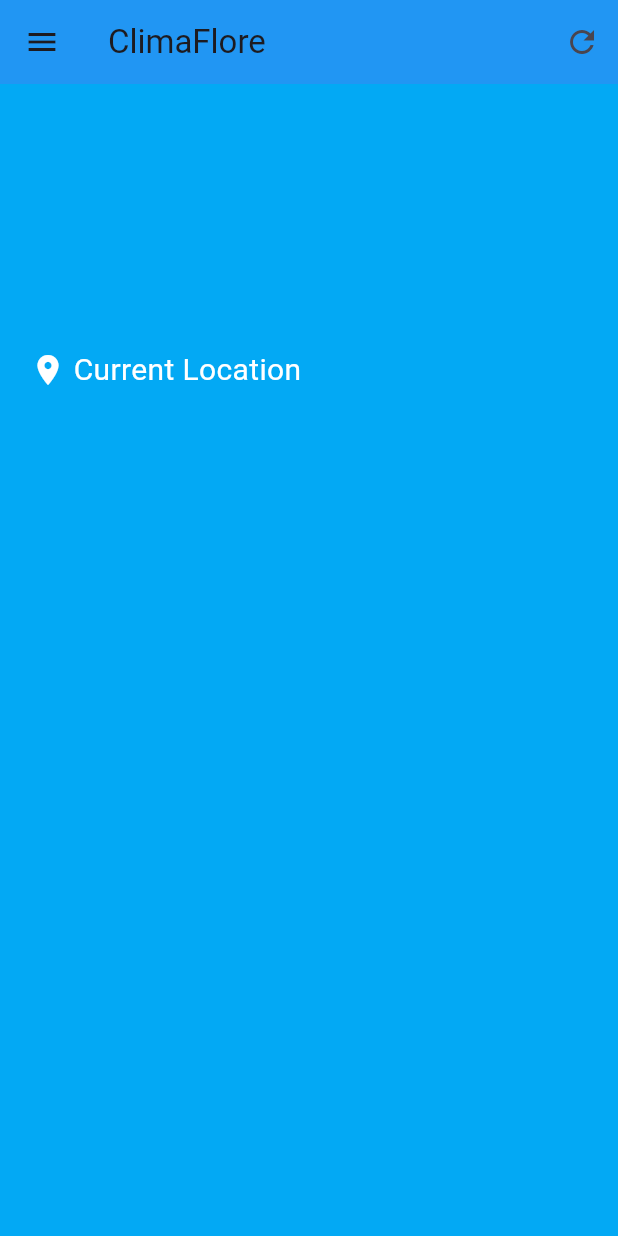
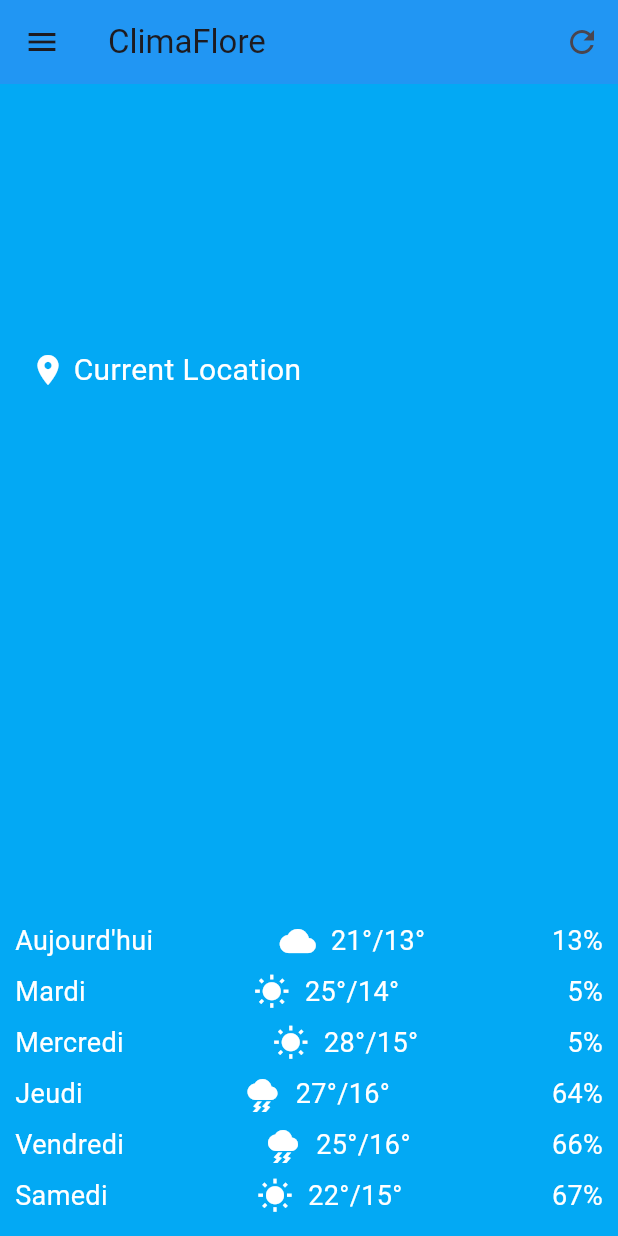
Before and after one commit to Climaflore/climaflore, a Flutter app: the WeatherHomeScreen screen opened directly, on a phone screen of 412 x 824 dp. Run offline on Flutter 3.47's test engine with Material 3 defaults, Android fonts, the light colour scheme and no system bars; our stand-ins replace geocoding, geolocator.

Commit message:
feat: Add weekly weather forecast to weather home page

```diff
--- a/lib/pages/weather/main.dart
+++ b/lib/pages/weather/main.dart
@@ -54,6 +54,17 @@ class HourlyWeather {
   }
 }
 
+class WeatherDay {
+  final String day;
+  final int maxTemp;
+  final int minTemp;
+  final int precipitation;
+  final IconData icon;
+
+  WeatherDay(
+      this.day, this.maxTemp, this.minTemp, this.precipitation, this.icon);
+}
+
 class WeatherHomeScreen extends StatefulWidget {
   const WeatherHomeScreen({super.key});
 
@@ -76,6 +87,14 @@ class WeatherData {
 
 class _WeatherHomeScreenState extends State<WeatherHomeScreen> {
   List<HourlyWeather> hourlyWeather = [];
+  List<WeatherDay> weeklyWeather = [
+    WeatherDay("Aujourd'hui", 21, 13, 13, Icons.cloud),
+    WeatherDay("Mardi", 25, 14, 5, Icons.wb_sunny),
+    WeatherDay("Mercredi", 28, 15, 5, Icons.wb_sunny),
+    WeatherDay("Jeudi", 27, 16, 64, Icons.thunderstorm),
+    WeatherDay("Vendredi", 25, 16, 66, Icons.thunderstorm),
+    WeatherDay("Samedi", 22, 15, 67, Icons.wb_sunny),
+  ];
 
   int? _temperature;
   int? _apparentTemperature;
@@ -416,6 +435,41 @@ class _WeatherHomeScreenState extends State<WeatherHomeScreen> {
                   },
                 ),
               ),
+              const SizedBox(height: 25),
+              // Weather forecast for the week
+              Column(
+                children: weeklyWeather.map((weatherDay) {
+                  return Padding(
+                    padding: const EdgeInsets.symmetric(vertical: 4.0),
+                    child: Row(
+                      mainAxisAlignment: MainAxisAlignment.spaceBetween,
+                      children: [
+                        Text(
+                          weatherDay.day,
+                          style: const TextStyle(
+                              fontSize: 18, color: Colors.white),
+                        ),
+                        Row(
+                          children: [
+                            Icon(weatherDay.icon, color: Colors.white),
+                            const SizedBox(width: 10),
+                            Text(
+                              '${weatherDay.maxTemp}°/${weatherDay.minTemp}°',
+                              style: const TextStyle(
+                                  fontSize: 18, color: Colors.white),
+                            ),
+                          ],
+                        ),
+                        Text(
+                          '${weatherDay.precipitation}%',
+                          style: const TextStyle(
+                              fontSize: 18, color: Colors.white),
+                        ),
+                      ],
+                    ),
+                  );
+                }).toList(),
+              ),
             ],
           ),
         ),
```
